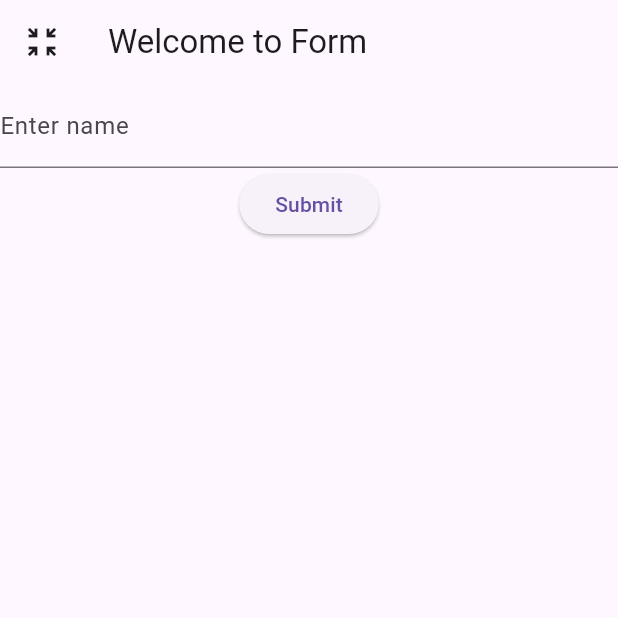
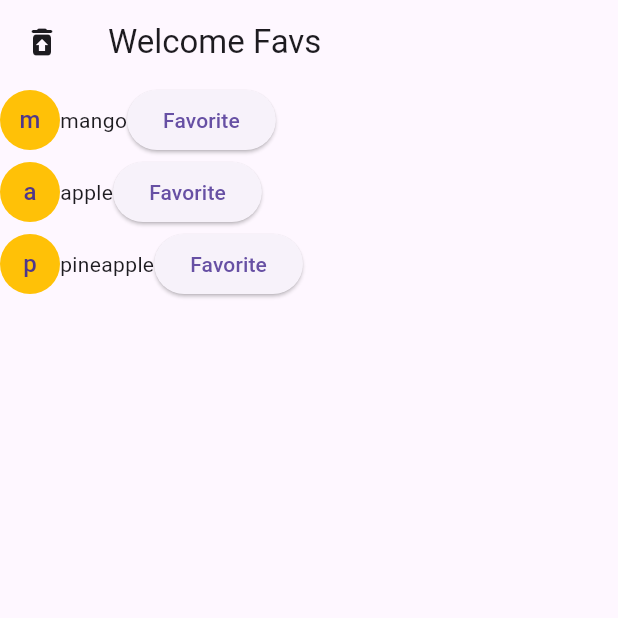
Before and after one commit to Bipul6129/Flutter_Practice, a Flutter app: the screen it shows after launch, on a phone screen of 412 x 824 dp, the top half of it. Run offline on Flutter 3.47's test engine with Material 3 defaults, Android fonts, the phone set to English and light mode, and no system bars.

Commit message:
making favorite challenge

```diff
--- /dev/null
+++ b/lib/2) stateChallenges/favoriteChallenge.dart
@@ -0,0 +1,143 @@
+import 'package:flutter/material.dart';
+
+class FavoriteChallengeScaffold extends StatelessWidget {
+  const FavoriteChallengeScaffold({super.key});
+
+  @override
+  Widget build(BuildContext context) {
+    return Scaffold(
+      appBar: AppBar(
+        leading: const Icon(Icons.restore_from_trash_rounded),
+        title: const Text('Welcome Favs'),
+      ),
+      body: const FavoriteStateConfig(
+        products: ['mango', 'apple', 'pineapple'],
+      ),
+    );
+  }
+}
+
+typedef CallBackFavNot = Function(String productName);
+
+class ListDisplay extends StatelessWidget {
+  const ListDisplay(
+      {super.key,
+      required this.products,
+      required this.isFav,
+      required this.buttonAction});
+  final List<String> products;
+  final CallBackFavNot buttonAction;
+  final bool isFav;
+  @override
+  Widget build(BuildContext context) {
+    return ListView(
+        children: products.map((product) {
+      return ProductDisplay(
+        productName: product,
+        isFav: isFav,
+        buttonAction: buttonAction,
+      );
+    }).toList());
+  }
+}
+
+class ProductDisplay extends StatelessWidget {
+  const ProductDisplay(
+      {super.key,
+      required this.productName,
+      required this.isFav,
+      required this.buttonAction});
+  final String productName;
+  final bool isFav;
+  final CallBackFavNot buttonAction;
+  @override
+  Widget build(BuildContext context) {
+    return Row(
+      children: [
+        CircleAvatar(
+          backgroundColor: isFav ? Colors.green : Colors.amber,
+          child: Text(productName[0]),
+        ),
+        Text(productName),
+        ActionButton(
+          buttonName: isFav ? 'Remove' : 'Favorite',
+          buttonAction: buttonAction,
+          productName: productName,
+        )
+      ],
+    );
+  }
+}
+
+class ActionButton extends StatelessWidget {
+  const ActionButton(
+      {super.key,
+      required this.buttonName,
+      required this.buttonAction,
+      required this.productName});
+  final String buttonName;
+  final CallBackFavNot buttonAction;
+  final String productName;
+  @override
+  Widget build(BuildContext context) {
+    return ElevatedButton(
+        onPressed: () => buttonAction(productName), child: Text(buttonName));
+  }
+}
+
+class FavoriteStateConfig extends StatefulWidget {
+  const FavoriteStateConfig({super.key, required this.products});
+  final List<String> products;
+
+  @override
+  State<FavoriteStateConfig> createState() => _FavoriteStateDisplay();
+}
+
+class _FavoriteStateDisplay extends State<FavoriteStateConfig> {
+  List<String> favorite = [];
+  List<String> notFav = [];
+
+  @override
+  void initState() {
+    super.initState();
+    notFav = List.from(widget.products);
+  }
+
+  void makeFav(String productName) {
+    setState(() {
+      if (notFav.contains(productName)) {
+        favorite.add(productName);
+        notFav.remove(productName);
+      }
+    });
+  }
+
+  void removeFav(String productName) {
+    setState(() {
+      if (favorite.contains(productName)) {
+        notFav.add(productName);
+        favorite.remove(productName);
+      }
+    });
+  }
+
+  @override
+  Widget build(BuildContext context) {
+    return Row(
+      children: [
+        Expanded(
+            child: ListDisplay(
+          products: notFav,
+          isFav: false,
+          buttonAction: makeFav,
+        )),
+        Expanded(
+            child: ListDisplay(
+          products: favorite,
+          isFav: true,
+          buttonAction: removeFav,
+        )),
+      ],
+    );
+  }
+}
--- a/lib/main.dart
+++ b/lib/main.dart
@@ -8,6 +8,7 @@ import 'package:flutter_application_1/1)%20gettingStarted/removeElement.dart';
 import 'package:flutter_application_1/1)%20gettingStarted/starting.dart';
 import 'package:flutter_application_1/2)%20stateChallenges/backgroundChallenge.dart';
 import 'package:flutter_application_1/2)%20stateChallenges/counterChallenge.dart';
+import 'package:flutter_application_1/2)%20stateChallenges/favoriteChallenge.dart';
 import 'package:flutter_application_1/2)%20stateChallenges/formValidation.dart';
 import 'package:flutter_application_1/2)%20stateChallenges/todoList.dart';
 import 'package:flutter_application_1/2)%20stateChallenges/toggleChallenge.dart';
@@ -23,7 +24,7 @@ class MyApp extends StatelessWidget {
   Widget build(BuildContext context) {
     return const MaterialApp(
       title: 'Starting app',
-      home: FormValidateScaffold(),
+      home: FavoriteChallengeScaffold(),
     );
   }
 }
```
